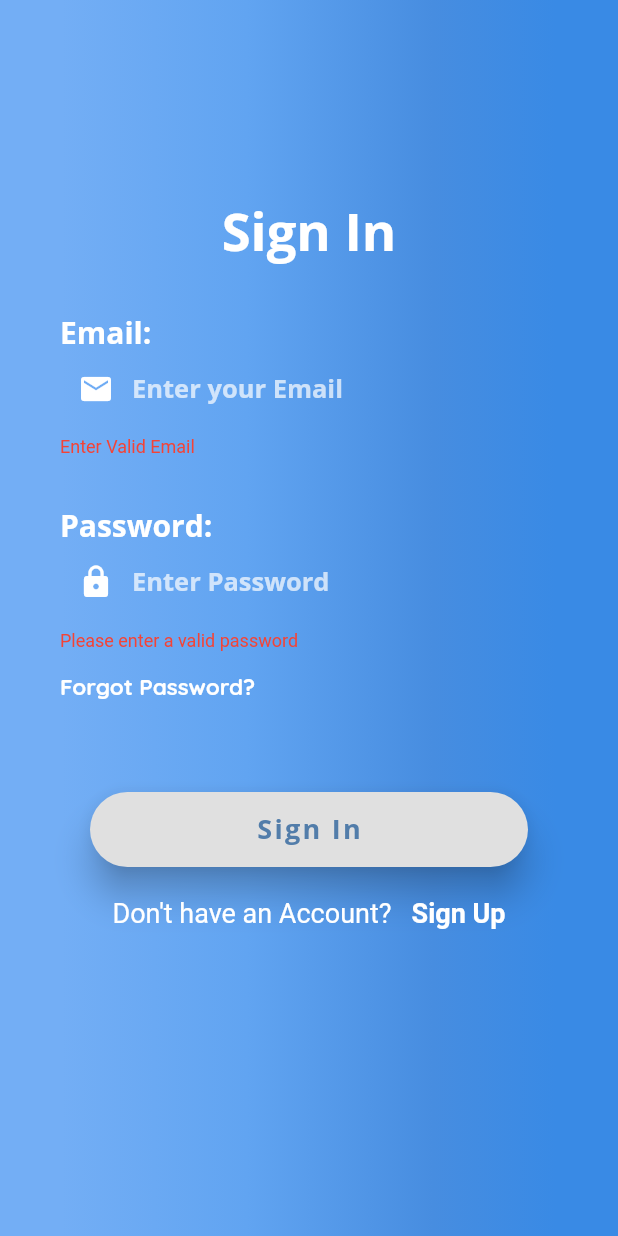
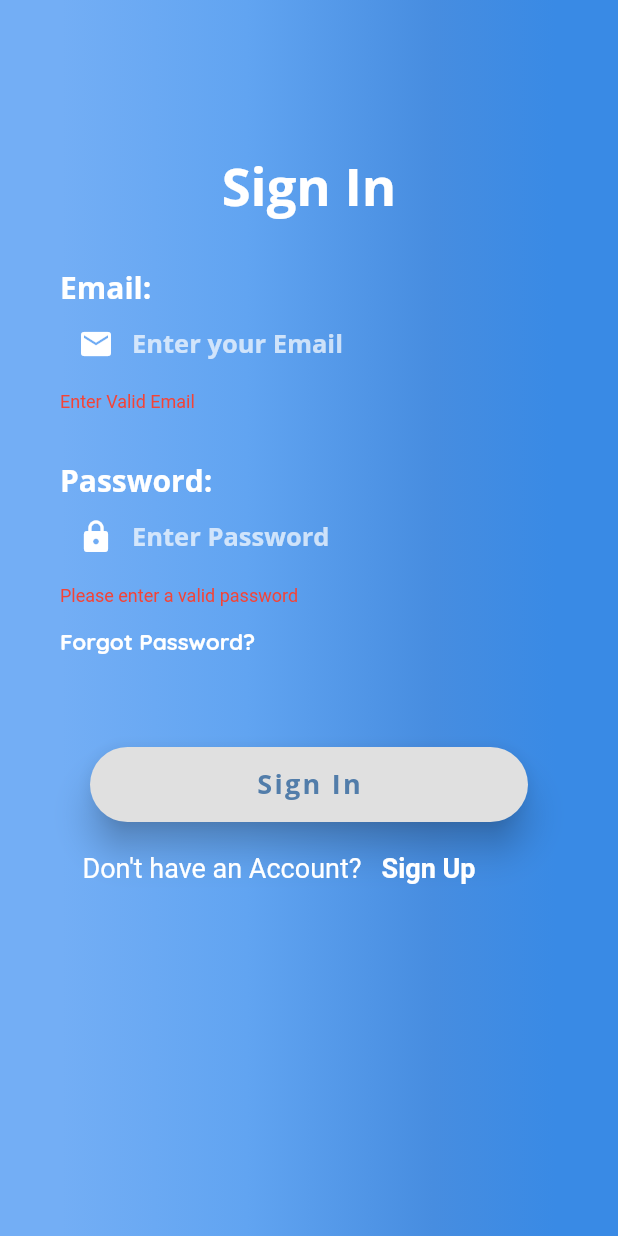
Before and after one commit to payelmasanta/AquaStore, a Flutter app: the LoginPage screen opened directly, after a tap on "Sign In", on a phone screen of 412 x 824 dp. Run offline on Flutter 3.47's test engine with Material 2 defaults, Android fonts, the phone set to English and light mode, and no system bars; our stand-ins replace cloud_firestore, firebase_auth, fluttertoast, geolocator; missing offline and left inert: app_settings, geocoder; accounts and stored records are empty.

Commit message:
Update login_page.dart

```diff
--- a/lib/login_page.dart
+++ b/lib/login_page.dart
@@ -5,6 +5,7 @@ import './forgot_pass.dart';
 import './signup_page.dart';
 import 'dart:async';
 import './home_page.dart';
+import './loading.dart';
 
 final kHintTextStyle = TextStyle(
   color: Colors.white70,
@@ -22,15 +23,24 @@ final kLabelStyle = TextStyle(
 
 class LoginPage extends StatefulWidget {
   @override
-  _LoginPageState createState() => _LoginPageState();
+  LoginPageState createState() => LoginPageState();
 }
 
-class _LoginPageState extends State<LoginPage> {
+class LoginPageState extends State<LoginPage> {
+  final FirebaseAuth _auth = FirebaseAuth.instance;
+  bool loading = false;
   String email, password;
   final GlobalKey<FormState> _formKey = GlobalKey<FormState>();
+
+  Future<FirebaseUser> getUser() {
+    return _auth.currentUser();
+  }
+
   @override
   Widget build(BuildContext context) {
-    return Scaffold(
+    return loading
+        ? Loading()
+        : Scaffold(
             body: Stack(
               children: <Widget>[
                 Container(
@@ -53,7 +63,7 @@ class _LoginPageState extends State<LoginPage> {
                     physics: AlwaysScrollableScrollPhysics(),
                     padding: EdgeInsets.symmetric(
                       horizontal: 40,
-                vertical: 130,
+                      vertical: 100,
                     ),
                     child: Column(
                       mainAxisAlignment: MainAxisAlignment.center,
@@ -85,9 +95,10 @@ class _LoginPageState extends State<LoginPage> {
                                       onSaved: (input) => email = input,
                                       decoration: InputDecoration(
                                         border: InputBorder.none,
-                                  contentPadding: EdgeInsets.only(top: 12),
-                                  prefixIcon:
-                                      Icon(Icons.email, color: Colors.white),
+                                        contentPadding:
+                                            EdgeInsets.only(top: 12),
+                                        prefixIcon: Icon(Icons.email,
+                                            color: Colors.white),
                                         hintText: 'Enter your Email',
                                         hintStyle: kHintTextStyle,
                                       ),
@@ -105,9 +116,10 @@ class _LoginPageState extends State<LoginPage> {
                                       },
                                       decoration: InputDecoration(
                                         border: InputBorder.none,
-                                  contentPadding: EdgeInsets.only(top: 12),
-                                  prefixIcon:
-                                      Icon(Icons.lock, color: Colors.white),
+                                        contentPadding:
+                                            EdgeInsets.only(top: 12),
+                                        prefixIcon: Icon(Icons.lock,
+                                            color: Colors.white),
                                         hintText: 'Enter Password',
                                         hintStyle: kHintTextStyle,
                                       ),
@@ -155,7 +167,7 @@ class _LoginPageState extends State<LoginPage> {
                             ),
                             Container(
                               width: double.infinity,
-                        margin: EdgeInsets.only(left: 35),
+                              margin: EdgeInsets.only(left: 15),
                               child: GestureDetector(
                                 onTap: () => Navigator.push(
                                     context,
@@ -211,10 +223,14 @@ class _LoginPageState extends State<LoginPage> {
     final formState = _formKey.currentState;
     if (formState.validate()) {
       formState.save();
+      setState(() {
+        loading = true;
+      });
       try {
         FirebaseUser user = (await FirebaseAuth.instance
                 .signInWithEmailAndPassword(email: email, password: password))
             .user;
+
         if (user.isEmailVerified) {
           Navigator.push(
               context,
@@ -224,8 +240,10 @@ class _LoginPageState extends State<LoginPage> {
 
           return user.uid;
         } else {
-          // popup message
-          return null;
+          setState(() {
+            ErrorHint('Could not sign in with these credentials');
+            loading = false;
+          });
         }
       } catch (e) {
         print(e.message);
```
Lines whose indentation alone changed are shown as unchanged.
